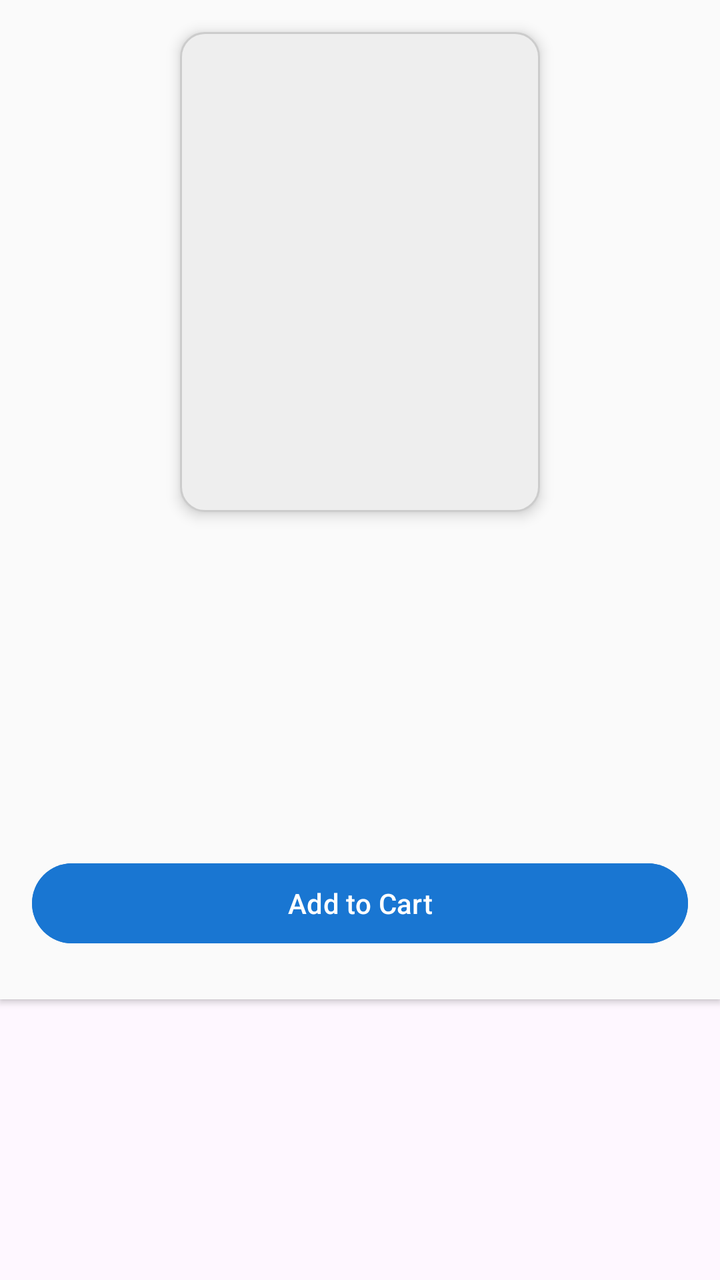
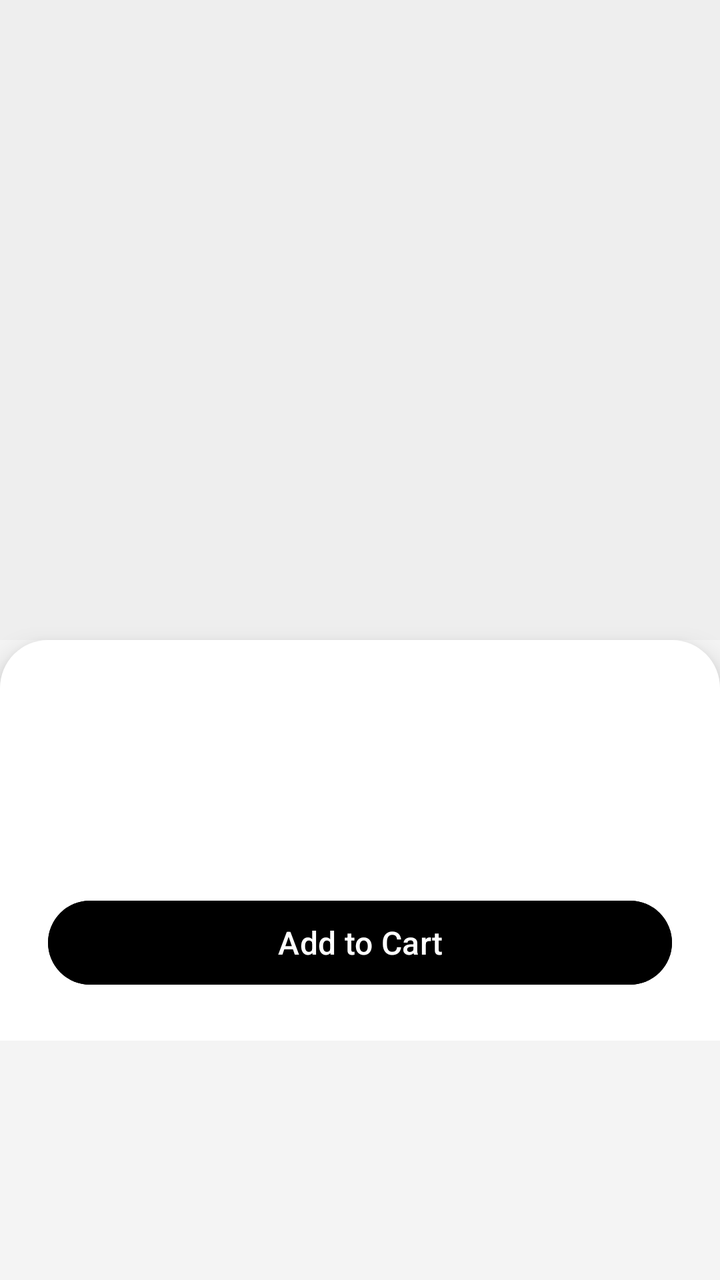

Two renders of the same Android screen: before a commit and after it. Below are the layout's source before the change and the commit's diff.
<!-- AndroidManifest.xml: application theme Theme.Project -->
<!-- res/layout/fragment_book_detail.xml -->
<?xml version="1.0" encoding="utf-8"?>
<ScrollView xmlns:android="http://schemas.android.com/apk/res/android"
    android:layout_width="match_parent"
    android:layout_height="match_parent">
    <LinearLayout
        android:orientation="vertical"
        android:padding="16dp"
        android:layout_width="match_parent"
        android:layout_height="wrap_content"
        android:background="#FAFAFA"
        android:elevation="2dp"
        android:clipToPadding="false">

        <ImageView
            android:id="@+id/imageBook"
            android:layout_width="180dp"
            android:layout_height="240dp"
            android:layout_gravity="center_horizontal"
            android:scaleType="centerCrop"
            android:contentDescription="@string/app_name"
            android:layout_marginBottom="16dp"
            android:background="@drawable/book_image_bg"
            android:elevation="4dp"/>

        <TextView
            android:id="@+id/textTitle"
            android:textStyle="bold"
            android:textSize="22sp"
            android:textColor="#222"
            android:layout_width="wrap_content"
            android:layout_height="wrap_content"
            android:layout_gravity="center_horizontal"
            android:layout_marginBottom="4dp"/>

        <TextView
            android:id="@+id/textAuthor"
            android:textSize="16sp"
            android:textColor="#666"
            android:layout_width="wrap_content"
            android:layout_height="wrap_content"
            android:layout_gravity="center_horizontal"
            android:layout_marginTop="4dp"
            android:layout_marginBottom="12dp"/>

        <TextView
            android:id="@+id/textPrice"
            android:textSize="18sp"
            android:textColor="#388E3C"
            android:textStyle="bold"
            android:layout_width="wrap_content"
            android:layout_height="wrap_content"
            android:layout_gravity="center_horizontal"
            android:layout_marginBottom="12dp"/>

        <TextView
            android:id="@+id/textDescription"
            android:textSize="15sp"
            android:textColor="#444"
            android:layout_width="match_parent"
            android:layout_height="wrap_content"
            android:layout_marginBottom="20dp"
            android:lineSpacingExtra="4dp"/>

        <Button
            android:id="@+id/buttonAddToCart"
            android:layout_width="match_parent"
            android:layout_height="wrap_content"
            android:text="Add to Cart"
            android:backgroundTint="#1976D2"
            android:textColor="#FFF"
            android:layout_marginTop="8dp"
            android:layout_marginBottom="8dp"
            android:elevation="2dp"/>

    </LinearLayout>
</ScrollView>
<!-- resources referenced by this layout -->
<resources>
  <!-- drawable book_image_bg (drawable) -->
  <?xml version="1.0" encoding="utf-8"?>
  <shape xmlns:android="http://schemas.android.com/apk/res/android"
      android:shape="rectangle">
      <solid android:color="#EEEEEE"/>
      <corners android:radius="12dp"/>
      <stroke android:width="1dp" android:color="#CCCCCC"/>
      <padding android:left="4dp" android:top="4dp" android:right="4dp" android:bottom="4dp"/>
  </shape>
  <string name="app_name">BookStore</string>
  <style name="Theme.Project" parent="Base.Theme.Project" />
  <style name="Base.Theme.Project" parent="Theme.Material3.DayNight.NoActionBar">
          
          
      </style>
</resources>

<!-- the commit's change to res/layout/fragment_book_detail.xml (unified diff, before → after) -->
@@ -1,76 +1,95 @@
 <?xml version="1.0" encoding="utf-8"?>
 <ScrollView xmlns:android="http://schemas.android.com/apk/res/android"
     android:layout_width="match_parent"
-    android:layout_height="match_parent">
+    android:layout_height="match_parent"
+    android:background="#F4F4F4">
+
     <LinearLayout
         android:orientation="vertical"
-        android:padding="16dp"
         android:layout_width="match_parent"
         android:layout_height="wrap_content"
-        android:background="#FAFAFA"
-        android:elevation="2dp"
-        android:clipToPadding="false">
+        android:padding="0dp">
 
+        
         <ImageView
             android:id="@+id/imageBook"
-            android:layout_width="180dp"
-            android:layout_height="240dp"
-            android:layout_gravity="center_horizontal"
+            android:layout_width="match_parent"
+            android:layout_height="320dp"
             android:scaleType="centerCrop"
-            android:contentDescription="@string/app_name"
-            android:layout_marginBottom="16dp"
-            android:background="@drawable/book_image_bg"
-            android:elevation="4dp"/>
+            android:background="#EEEEEE"
+            android:contentDescription="@string/app_name" />
 
-        <TextView
-            android:id="@+id/textTitle"
-            android:textStyle="bold"
-            android:textSize="22sp"
-            android:textColor="#222"
-            android:layout_width="wrap_content"
-            android:layout_height="wrap_content"
-            android:layout_gravity="center_horizontal"
-            android:layout_marginBottom="4dp"/>
-
-        <TextView
-            android:id="@+id/textAuthor"
-            android:textSize="16sp"
-            android:textColor="#666"
-            android:layout_width="wrap_content"
-            android:layout_height="wrap_content"
-            android:layout_gravity="center_horizontal"
-            android:layout_marginTop="4dp"
-            android:layout_marginBottom="12dp"/>
-
-        <TextView
-            android:id="@+id/textPrice"
-            android:textSize="18sp"
-            android:textColor="#388E3C"
-            android:textStyle="bold"
-            android:layout_width="wrap_content"
-            android:layout_height="wrap_content"
-            android:layout_gravity="center_horizontal"
-            android:layout_marginBottom="12dp"/>
-
-        <TextView
-            android:id="@+id/textDescription"
-            android:textSize="15sp"
-            android:textColor="#444"
+        
+        <LinearLayout
             android:layout_width="match_parent"
             android:layout_height="wrap_content"
-            android:layout_marginBottom="20dp"
-            android:lineSpacingExtra="4dp"/>
+            android:orientation="vertical"
+            android:padding="24dp"
+            android:background="@drawable/rounded_top_card_bg"
+            android:elevation="8dp">
 
-        <Button
-            android:id="@+id/buttonAddToCart"
-            android:layout_width="match_parent"
-            android:layout_height="wrap_content"
-            android:text="Add to Cart"
-            android:backgroundTint="#1976D2"
-            android:textColor="#FFF"
-            android:layout_marginTop="8dp"
-            android:layout_marginBottom="8dp"
-            android:elevation="2dp"/>
+            
+            <LinearLayout
+                android:layout_width="match_parent"
+                android:layout_height="wrap_content"
+                android:orientation="horizontal"
+                android:gravity="center_vertical"
+                android:layout_marginBottom="8dp">
 
+                <LinearLayout
+                    android:layout_width="0dp"
+                    android:layout_height="wrap_content"
+                    android:layout_weight="1"
+                    android:orientation="vertical">
+
+                    <TextView
+                        android:id="@+id/textTitle"
+                        android:layout_width="wrap_content"
+                        android:layout_height="wrap_content"
+                        android:textStyle="bold"
+                        android:textSize="20sp"
+                        android:textColor="#212121"
+                        android:maxLines="2"
+                        android:ellipsize="end" />
+
+                    <TextView
+                        android:id="@+id/textAuthor"
+                        android:layout_width="wrap_content"
+                        android:layout_height="wrap_content"
+                        android:textSize="14sp"
+                        android:textColor="#757575"
+                        android:layout_marginTop="4dp" />
+                </LinearLayout>
+
+                <TextView
+                    android:id="@+id/textPrice"
+                    android:layout_width="wrap_content"
+                    android:layout_height="wrap_content"
+                    android:textSize="18sp"
+                    android:textColor="#FF5722"
+                    android:textStyle="bold" />
+            </LinearLayout>
+
+            
+            <TextView
+                android:id="@+id/textDescription"
+                android:layout_width="match_parent"
+                android:layout_height="wrap_content"
+                android:textSize="15sp"
+                android:textColor="#424242"
+                android:lineSpacingExtra="6dp"
+                android:layout_marginBottom="24dp" />
+
+            
+            <Button
+                android:id="@+id/buttonAddToCart"
+                android:layout_width="match_parent"
+                android:layout_height="50dp"
+
+                android:backgroundTint="#000000"
+                android:text="Add to Cart"
+                android:textColor="#FFFFFF"
+                android:textSize="16sp" />
+        </LinearLayout>
     </LinearLayout>
 </ScrollView>
<!-- resource entries referenced after the edit -->
@@ -1,13 +1,11 @@
 <!-- resources referenced by this layout -->
 <resources>
-  <!-- drawable book_image_bg (drawable) -->
+  <!-- drawable rounded_top_card_bg (drawable) -->
   <?xml version="1.0" encoding="utf-8"?>
   <shape xmlns:android="http://schemas.android.com/apk/res/android"
       android:shape="rectangle">
-      <solid android:color="#EEEEEE"/>
-      <corners android:radius="12dp"/>
-      <stroke android:width="1dp" android:color="#CCCCCC"/>
-      <padding android:left="4dp" android:top="4dp" android:right="4dp" android:bottom="4dp"/>
+      <solid android:color="#FFFFFF" />
+      <corners android:topLeftRadius="24dp" android:topRightRadius="24dp" />
   </shape>
   <string name="app_name">BookStore</string>
   <style name="Theme.Project" parent="Base.Theme.Project" />
